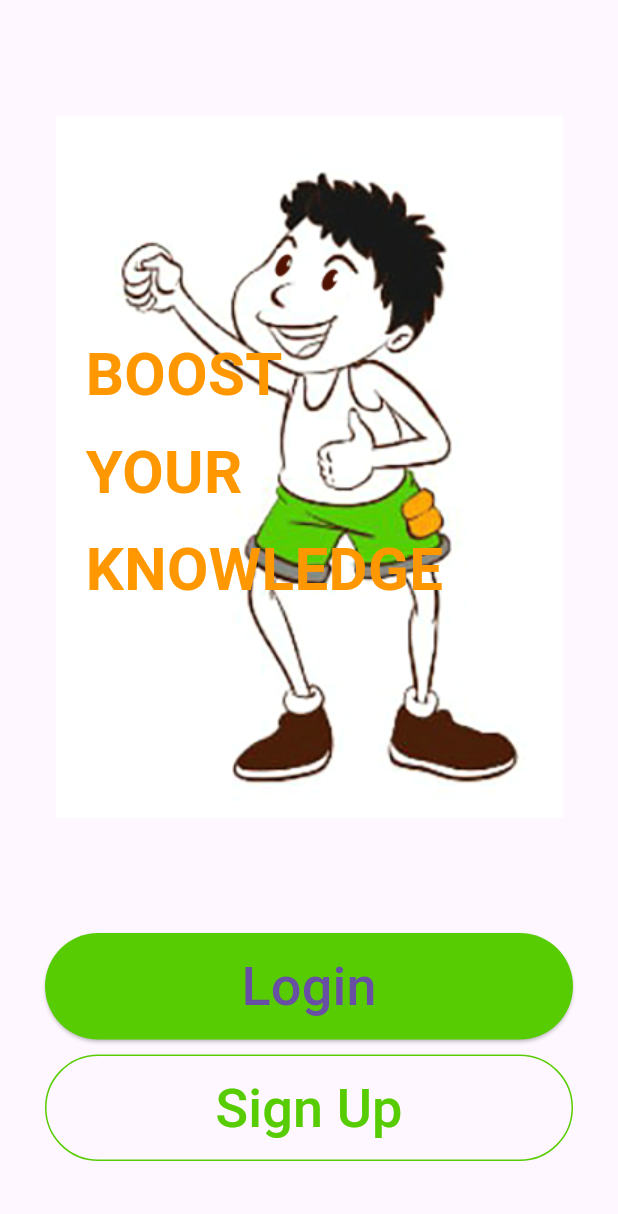
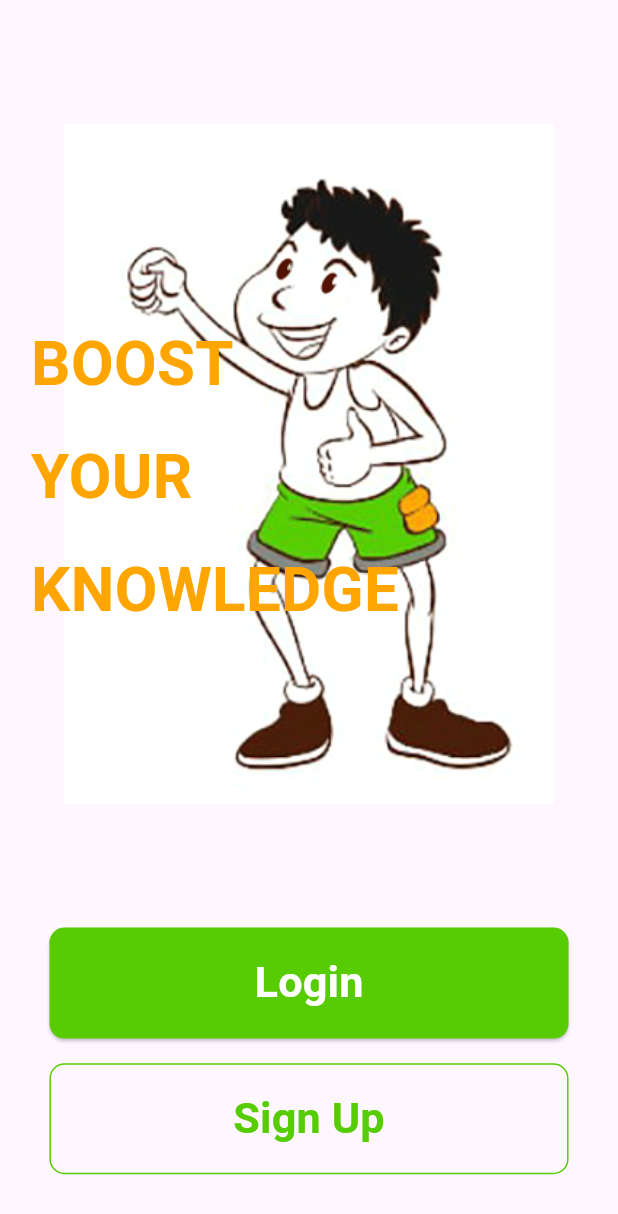
Before and after one commit to Bilisa-Kumera/intro, a Flutter app: the screen it shows after launch, on a phone screen of 412 x 824 dp. Shown: the top 1214 px of the screen. Run offline on Flutter 3.47's test engine with Material 3 defaults, Android fonts, the phone set to English and light mode, and no system bars; Roboto replaces fonts that are missing (Feather).

Commit message:
Update main.dart

```diff
--- a/lib/main.dart
+++ b/lib/main.dart
@@ -22,6 +22,9 @@ class IntroScreen extends StatelessWidget {
 
   @override
   Widget build(BuildContext context) {
+    final screenHeight = MediaQuery.of(context).size.height;
+    final screenWidth = MediaQuery.of(context).size.width;
+
     return Scaffold(
       body: SafeArea(
         child: Column(
@@ -33,51 +36,54 @@ class IntroScreen extends StatelessWidget {
                 children: [
                   Image.asset(
                     'assets/cartoon.png',
-                    height: 468,
+                    height: screenHeight * 0.55,
+                    width: screenWidth,
+                    fit: BoxFit.contain,
                   ),
-                  const Padding(
-                  padding: EdgeInsets.only(left: 20, right: 20, ),
+                  Padding(
+                    padding:
+                        EdgeInsets.symmetric(horizontal: screenWidth * 0.05),
                     child: Column(
                       mainAxisAlignment: MainAxisAlignment.center,
                       crossAxisAlignment: CrossAxisAlignment.start,
-
                       children: [
                         Padding(
-                          padding: EdgeInsets.only(top: 8.0),
+                          padding: EdgeInsets.only(top: screenHeight * 0.02),
                           child: Text(
                             'BOOST',
                             style: TextStyle(
-                              fontSize: 40,
-                              fontWeight: FontWeight.bold,
-                              color: Colors.orange,
+                              fontFamily: 'Feather',
+                              fontSize: screenWidth * 0.1,
+                              fontWeight: FontWeight.w700,
+                              color: const Color(0xFFFFA500),
                             ),
                             textAlign: TextAlign.start,
                           ),
                         ),
                         Padding(
-                          padding: EdgeInsets.only(top: 8.0),
+                          padding: EdgeInsets.only(top: screenHeight * 0.02),
                           child: Text(
                             'YOUR',
                             style: TextStyle(
-                              fontSize: 40,
-                              fontWeight: FontWeight.bold,
-                              color: Colors.orange,
+                              fontFamily: 'Feather',
+                              fontSize: screenWidth * 0.1,
+                              fontWeight: FontWeight.w700,
+                              color: const Color(0xFFFFA500),
                             ),
                             textAlign: TextAlign.start,
-
                           ),
                         ),
                         Padding(
-                          padding: EdgeInsets.only(top: 8.0),
+                          padding: EdgeInsets.only(top: screenHeight * 0.02),
                           child: Text(
                             'KNOWLEDGE',
                             style: TextStyle(
-                              fontSize: 40,
-                              fontWeight: FontWeight.bold,
-                              color: Colors.orange,
+                              fontFamily: 'Feather',
+                              fontSize: screenWidth * 0.1,
+                              fontWeight: FontWeight.w700,
+                              color: const Color(0xFFFFA500),
                             ),
                             textAlign: TextAlign.start,
-
                           ),
                         ),
                       ],
@@ -89,46 +95,94 @@ class IntroScreen extends StatelessWidget {
             Column(
               children: [
                 Padding(
-                  padding: const EdgeInsets.only(left: 30, right: 30, ),
+                  padding: EdgeInsets.symmetric(horizontal: screenWidth * 0.08),
                   child: ElevatedButton(
                     onPressed: () {
+                      Navigator.push(
+                          context,
+                          MaterialPageRoute(
+                              builder: (context) => const Login()));
                     },
                     style: ElevatedButton.styleFrom(
                       backgroundColor: const Color(0xFF58CC02),
-                      padding: const EdgeInsets.symmetric(vertical: 10),
+                      padding:
+                          EdgeInsets.symmetric(vertical: screenHeight * 0.02),
+                      shape: RoundedRectangleBorder(
+                        borderRadius: BorderRadius.circular(10),
+                      ),
                     ),
-                    child: const Center(
-                      child: Text(
-                        'Login',
-                        style: TextStyle(fontSize: 36),
-                      ),
+                    child: Center(
+                      child: Text('Login',
+                          style: TextStyle(
+                              fontFamily: "Feather",
+                              fontSize: screenWidth * 0.07,
+                              color: const Color(0xFFFFFFFF),
+                              fontWeight: FontWeight.w700)),
                     ),
                   ),
                 ),
-                const SizedBox(height: 10),
+                SizedBox(height: screenHeight * 0.02),
                 Padding(
-                  padding: const EdgeInsets.only(left: 30, right: 30, ),
+                  padding: EdgeInsets.symmetric(horizontal: screenWidth * 0.08),
                   child: OutlinedButton(
                     onPressed: () {
+                      Navigator.push(
+                          context,
+                          MaterialPageRoute(
+                              builder: (context) => const SignUp()));
                     },
                     style: OutlinedButton.styleFrom(
-                      padding: const EdgeInsets.symmetric(vertical: 10),
-                      side: const BorderSide(color:  Color(0xFF58CC02)),
+                      padding:
+                          EdgeInsets.symmetric(vertical: screenHeight * 0.02),
+                      side: const BorderSide(color: Color(0xFF58CC02)),
+                      shape: RoundedRectangleBorder(
+                        borderRadius: BorderRadius.circular(10),
+                      ),
                     ),
-                    child: const Center(
+                    child: Center(
                       child: Text(
                         'Sign Up',
-                        style: TextStyle(fontSize: 36, color:  Color(0xFF58CC02)),
+                        style: TextStyle(
+                            fontFamily: "Feather",
+                            fontSize: screenWidth * 0.07,
+                            color: const Color(0xFF58CC02),
+                            fontWeight: FontWeight.w700),
                       ),
                     ),
                   ),
                 ),
               ],
             ),
-            const SizedBox(height: 50),
+            SizedBox(height: screenHeight * 0.05),
           ],
         ),
       ),
     );
   }
 }
+
+class Login extends StatelessWidget {
+  const Login({super.key});
+
+  @override
+  Widget build(BuildContext context) {
+    return const Scaffold(
+      body: Center(
+        child: Text('Login Screen'),
+      ),
+    );
+  }
+}
+
+class SignUp extends StatelessWidget {
+  const SignUp({super.key});
+
+  @override
+  Widget build(BuildContext context) {
+    return const Scaffold(
+      body: Center(
+        child: Text('Signup Screen'),
+      ),
+    );
+  }
+}
```
